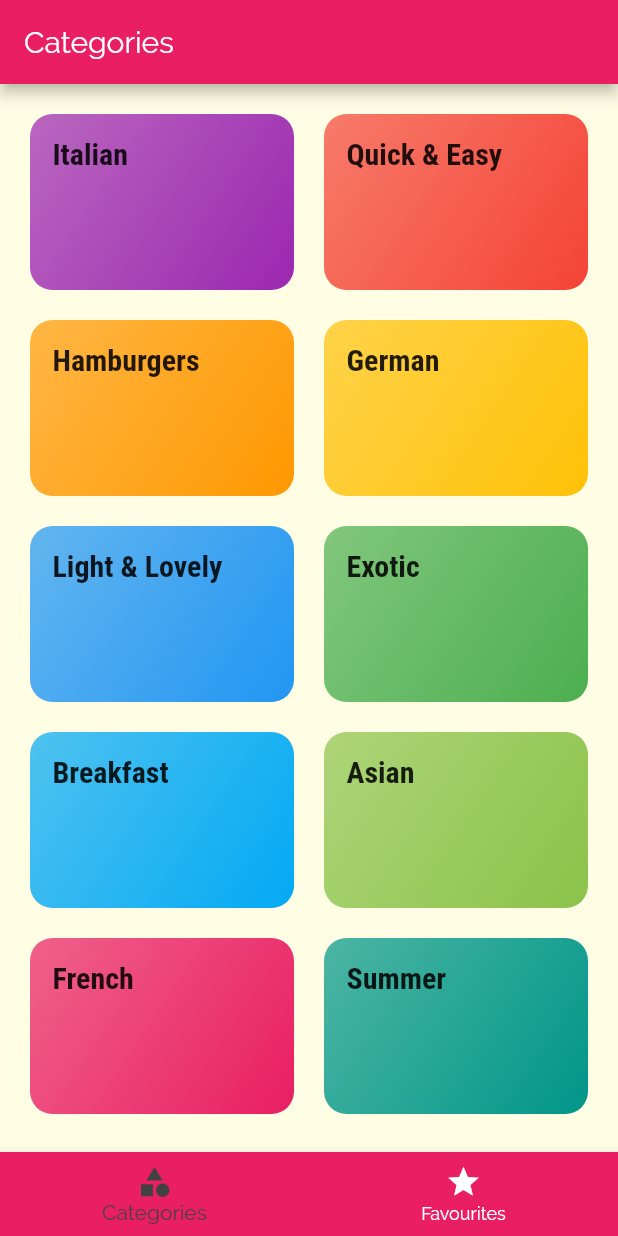
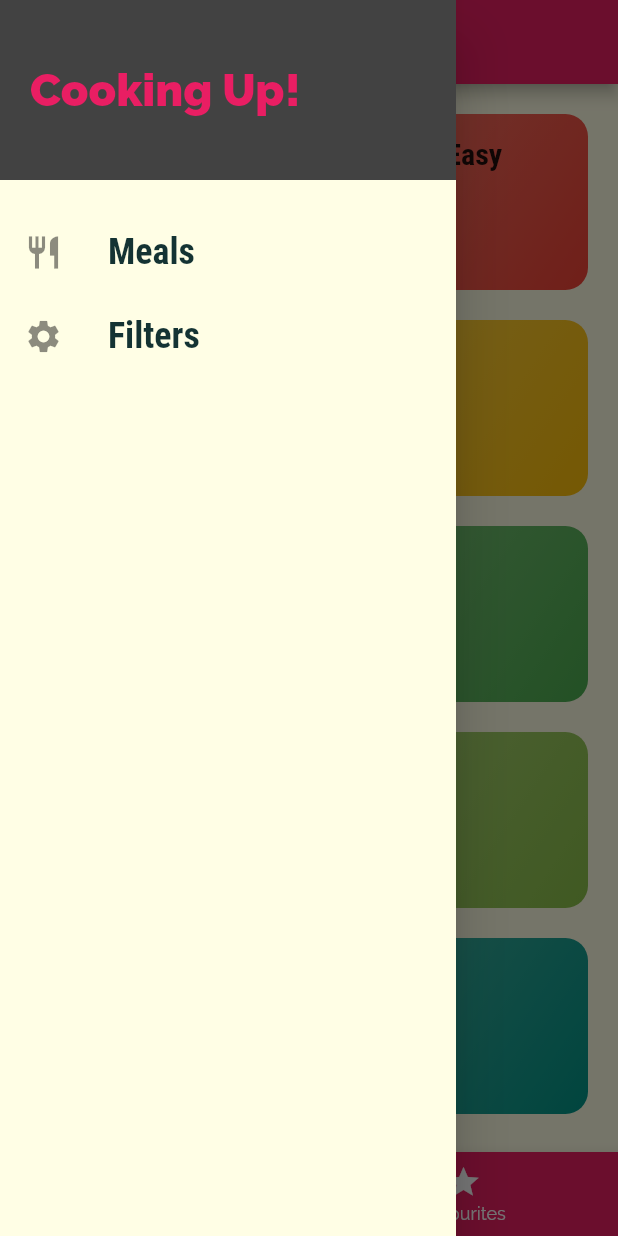
Before and after one commit to emtalen/meals_app, a Flutter app: the screen it shows after launch, with the side drawer open (before the commit the screen has no drawer), on a phone screen of 412 x 824 dp. Run offline on Flutter 3.47's test engine with Material 2 defaults, Android fonts, the phone set to English and light mode, and no system bars.

Commit message:
adding a drawer

```diff
--- a/lib/screens/tabs_screen.dart
+++ b/lib/screens/tabs_screen.dart
@@ -1,4 +1,5 @@
 import 'package:flutter/material.dart';
+import '../widgets/main_drawer.dart';
 import './favourite_screen.dart';
 import './categories_screen.dart';
 
@@ -26,6 +27,7 @@ class _TabsScreenState extends State<TabsScreen> {
       appBar: AppBar(
         title: Text(_pages[_selectedPageIndex]['title']),
       ),
+      drawer: MainDrawer(),
       body: _pages[_selectedPageIndex]['page'],
       bottomNavigationBar: BottomNavigationBar(
         onTap: _selectPage,
--- /dev/null
+++ b/lib/widgets/main_drawer.dart
@@ -0,0 +1,51 @@
+import 'package:flutter/material.dart';
+
+class MainDrawer extends StatelessWidget {
+  Widget buidlListTile(String title, IconData icon) {
+    return ListTile(
+      leading: Icon(
+        icon,
+        size: 26,
+      ),
+      title: Text(
+        title,
+        style: TextStyle(
+            fontFamily: 'RobotoCondensed',
+            fontSize: 24,
+            fontWeight: FontWeight.bold),
+      ),
+      onTap: () {
+
+      },
+    );
+  }
+
+  @override
+  Widget build(BuildContext context) {
+    return Drawer(
+      child: Column(
+        children: [
+          Container(
+            color: Theme.of(context).accentColor,
+            height: 120,
+            width: double.infinity,
+            padding: EdgeInsets.all(20),
+            alignment: Alignment.centerLeft,
+            child: Text(
+              'Cooking Up!',
+              style: TextStyle(
+                  fontWeight: FontWeight.w900,
+                  fontSize: 30,
+                  color: Theme.of(context).primaryColor),
+            ),
+          ),
+          SizedBox(
+            height: 20,
+          ),
+          buidlListTile('Meals', Icons.restaurant),
+          buidlListTile('Filters', Icons.settings)
+        ],
+      ),
+    );
+  }
+}
```
